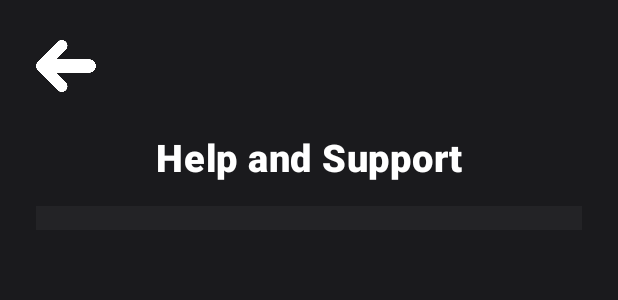
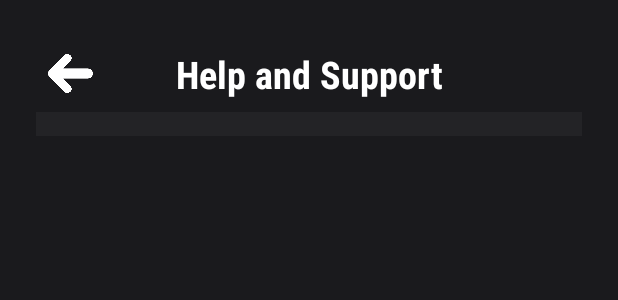
Before and after one commit to Jxrtd/AniVibe, an Android app: the layout activity_settings_help_and_support_acitivity.xml on its own in the app's theme, with its tools: preview values and no code run, on a phone screen of 412 x 824 dp. Shown: the top 300 px of the screen. Run offline under Robolectric (Android 15) with nearby library versions, the phone set to English and light mode, and no system bars.

Commit message:
fixed comments issue, changed fonts, fixed settings

```diff
--- a/app/src/main/AndroidManifest.xml
+++ b/app/src/main/AndroidManifest.xml
@@ -55,7 +55,7 @@
             android:name=".ToPostActivity"
             android:exported="true" />
         <activity
-            android:name=".Settings_HelpAndSupportAcitivity"
+            android:name=".SettingsHelpAndSupportAcitivity"
             android:exported="true"/>
         <activity
             android:name=".DevelopersPageActivity"
--- a/app/src/main/res/layout/activity_settings_help_and_support_acitivity.xml
+++ b/app/src/main/res/layout/activity_settings_help_and_support_acitivity.xml
@@ -15,30 +15,45 @@
         android:layout_height="wrap_content"
         android:orientation="vertical">
 
-        <!-- Enhanced back button with ripple effect -->
+        <LinearLayout
+            android:layout_width="match_parent"
+            android:layout_height="wrap_content"
+            android:orientation="horizontal"
+            android:gravity="center_vertical"
+            android:padding="8dp">
+
+            <!-- 1) Arrow at left -->
             <ImageButton
                 android:id="@+id/devbackbutton"
-            android:layout_width="40dp"
-            android:layout_height="40dp"
+                android:layout_width="30dp"
+                android:layout_height="30dp"
                 android:src="@drawable/arrow_left_icon"
                 android:scaleType="fitCenter"
-            android:layout_gravity="left"
                 android:background="?attr/selectableItemBackgroundBorderless"
-            android:layout_marginBottom="8dp"
-            app:tint="#FFFFFF" />
+                app:tint="@color/white" />
 
-        <!-- Enhanced title text -->
+            <!-- 2) Title stretches to fill remaining space -->
             <TextView
-            android:layout_width="match_parent"
+                android:id="@+id/title"
+                android:fontFamily="sans-serif-condensed"
+                android:layout_width="0dp"
                 android:layout_height="wrap_content"
+                android:layout_weight="1"
                 android:text="Help and Support"
                 android:textSize="25sp"
                 android:textColor="#FFFFFF"
-            android:textAlignment="center"
-            android:padding="15dp"
                 android:textStyle="bold"
-            android:letterSpacing="0.02"
-            android:fontFamily="sans-serif-medium"/>
+                android:gravity="center"/>
+
+            <!-- 3) Invisible spacer same width as arrow -->
+            <View
+                android:layout_width="30dp"
+                android:layout_height="0dp"/>
+        </LinearLayout>
+
+
+
+
 
         <!-- Enhanced ListView with divider and padding -->
         <ListView
--- a/app/src/main/res/layout/anime_item_layout.xml
+++ b/app/src/main/res/layout/anime_item_layout.xml
@@ -27,6 +27,7 @@
 
             <TextView
                 android:id="@+id/name"
+                android:fontFamily="sans-serif-condensed"
                 android:background="#90000000"
                 android:textSize="18sp"
                 tools:text="Naruto"
--- a/app/src/main/res/layout/anivibe_login.xml
+++ b/app/src/main/res/layout/anivibe_login.xml
@@ -122,6 +122,7 @@
         android:layout_width="match_parent"
         android:layout_height="52dp"
         android:text="LOGIN"
+        android:textStyle="bold"
         android:textSize="16sp"
         android:background="@drawable/rounded_button"
         android:textColor="#1D1616"
--- a/app/src/main/res/layout/anivibe_profilefragment.xml
+++ b/app/src/main/res/layout/anivibe_profilefragment.xml
@@ -113,10 +113,10 @@
                         android:id="@+id/mydetails"
                         android:layout_width="0dp"
                         android:layout_height="wrap_content"
+                        android:layout_marginRight="1dp"
                         android:layout_weight="1"
                         android:text="My Details"
-                        android:textColor="#D3D3D3"
-                        android:layout_marginRight="1dp"/>
+                        android:textColor="#D3D3D3" />
 
                     <Button
                         android:id="@+id/myanimestat"
--- a/app/src/main/res/layout/mydetails.xml
+++ b/app/src/main/res/layout/mydetails.xml
@@ -15,6 +15,7 @@
             android:layout_width="match_parent"
             android:layout_height="wrap_content"
             android:text="Personal Details"
+            android:fontFamily="sans-serif-condensed"
             android:textSize="22sp"
             android:textColor="#FFFFFF"
             android:textStyle="bold"
@@ -35,6 +36,7 @@
 
             <TextView
                 android:id="@+id/educationTextView"
+                android:fontFamily="sans-serif-condensed"
                 android:layout_width="wrap_content"
                 android:layout_height="wrap_content"
                 android:paddingStart="10dp"
@@ -57,6 +59,7 @@
 
             <TextView
                 android:id="@+id/hometownTextView"
+                android:fontFamily="sans-serif-condensed"
                 android:layout_width="wrap_content"
                 android:layout_height="wrap_content"
                 android:paddingStart="10dp"
@@ -79,6 +82,7 @@
 
             <TextView
                 android:id="@+id/locationTextView"
+                android:fontFamily="sans-serif-condensed"
                 android:layout_width="wrap_content"
                 android:layout_height="wrap_content"
                 android:paddingStart="10dp"
```
Also changed, not shown: app/src/main/java/org/opensource/anivibe/UserRepository.kt (+11 -3 lines), app/src/main/java/org/opensource/anivibe/fragments/ProfileFragment.kt (+23 -3 lines), app/src/main/java/org/opensource/anivibe/helper/ProfileImageUtils.kt (added, +120 -0 lines), app/src/main/res/layout/activity_edit_anime_stat.xml (+15 -3 lines), app/src/main/res/layout/activity_edit_profile.xml (+14 -1 lines), app/src/main/res/layout/animestat.xml (+10 -1 lines), app/src/main/res/layout/anivibe_developerpage.xml (+7 -3 lines), app/src/main/res/layout/anivibe_settings.xml (+13 -3 lines), app/src/main/res/layout/fragment_comment.xml (+8 -5 lines). Lines whose indentation alone changed are shown as unchanged.
